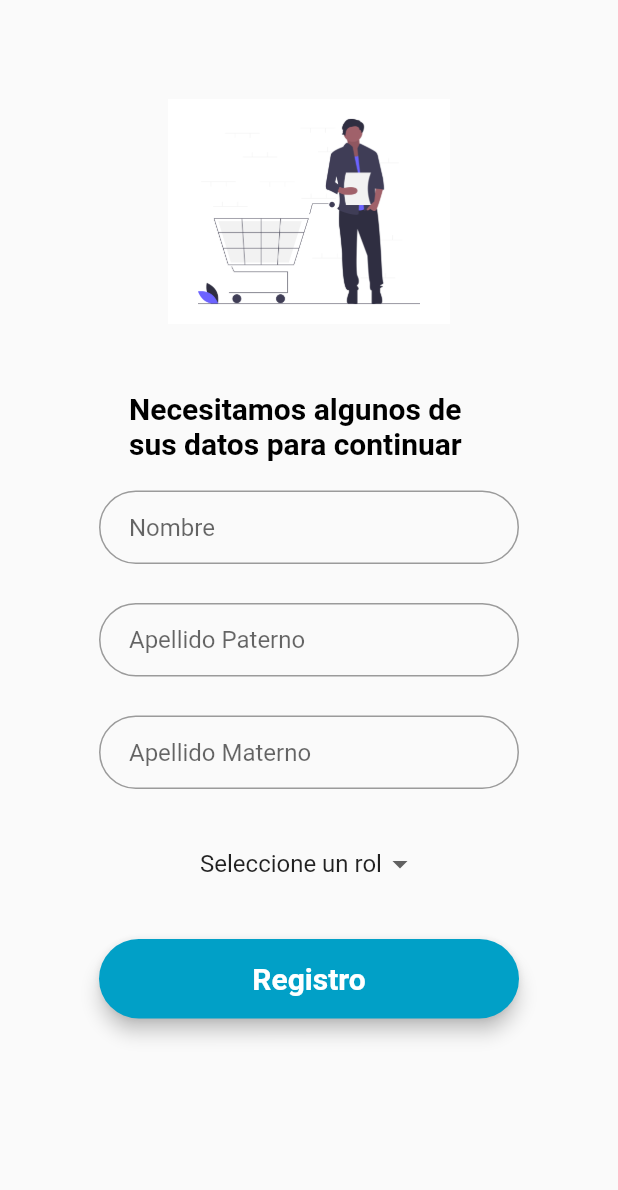
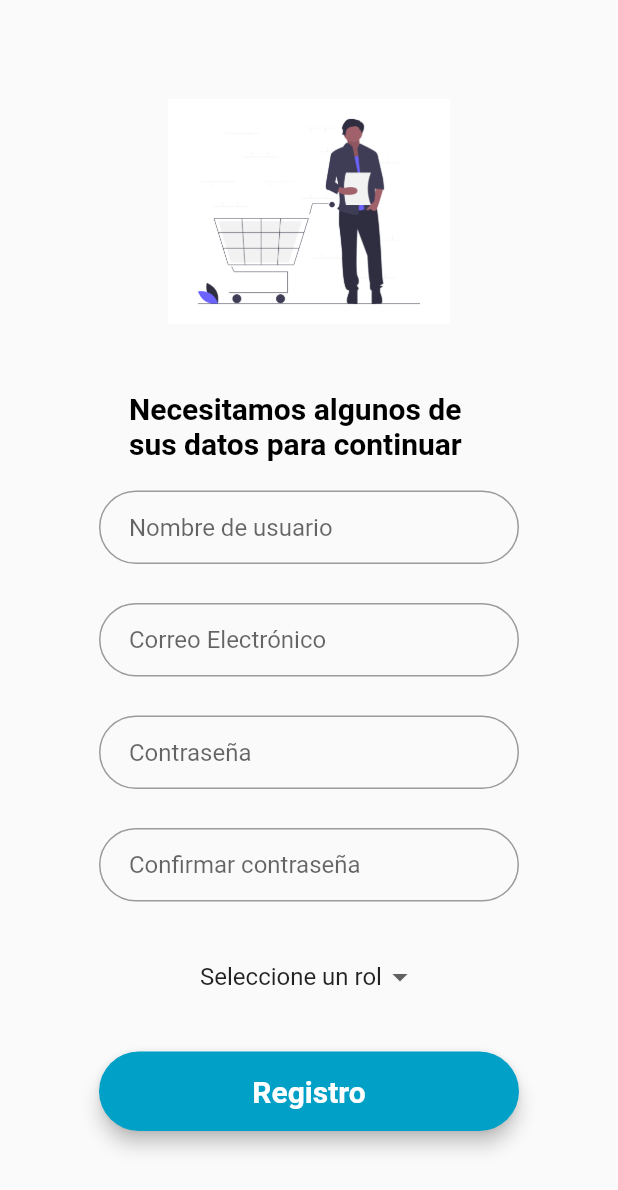
Before and after one commit to UEHG260899/PA-Evaluacion-1, a Flutter app: the screen it shows after launch, after a tap on "Registro", on a phone screen of 412 x 824 dp. Shown: the top 1190 px of the screen. Run offline on Flutter 3.47's test engine with Material 2 defaults, Android fonts, the phone set to English and light mode, and no system bars; our stand-ins replace firebase_core, firebase_database; accounts and stored records are empty; Roboto replaces fonts that are missing (Montserrat).

Commit message:
agregado : modelo de usuario

```diff
--- a/lib/main.dart
+++ b/lib/main.dart
@@ -1,7 +1,10 @@
 import 'package:flutter/material.dart';
+import 'package:firebase_core/firebase_core.dart';
 
 import 'package:evaluacion_1/src/app.dart';
 
-void main() {
+void main() async {
+  WidgetsFlutterBinding.ensureInitialized();
+  await Firebase.initializeApp();
   runApp(MyApp());
 }
--- /dev/null
+++ b/lib/src/auth/models/Usuario.dart
@@ -0,0 +1,27 @@
+import 'package:firebase_database/firebase_database.dart';
+
+class Usuario {
+
+  String? id;
+  String? user;
+  String? email;
+
+  Usuario(this.id, this.user, this.email);
+
+  Usuario.map(dynamic obj){
+    this.id = obj['id'];
+    this.user = obj['user'];
+    this.email = obj['email'];
+  }
+
+  String get getId => id!;
+  String get getUser => user!;
+  String get getEmail => email!;
+
+  Usuario.fromSnapshot(DataSnapshot snapShot){
+    id = snapShot.key;
+    user = snapShot.value['user'];
+    email = snapShot.value['email'];
+  }
+
+}
--- a/lib/src/auth/views/registro_view.dart
+++ b/lib/src/auth/views/registro_view.dart
@@ -10,8 +10,26 @@ class RegistroView extends StatefulWidget {
 }
 
 class _RegistroViewState extends State<RegistroView> {
+
   TextStyle style = TextStyle(fontFamily: 'Montserrat', fontSize: 20.0);
   String dropDownRole = "Seleccione un rol";
+
+  //Controllers
+  TextEditingController? emailController;
+  TextEditingController? userController;
+  TextEditingController? passController;
+  TextEditingController? confPassController;
+
+  @override
+  void initState() {
+    // TODO: implement initState
+    super.initState();
+    emailController = new TextEditingController();
+    userController = new TextEditingController();
+    passController = new TextEditingController();
+    confPassController = new TextEditingController();
+  }
+
 
   @override
   Widget build(BuildContext context) {
@@ -47,15 +65,17 @@ class _RegistroViewState extends State<RegistroView> {
                       ),
                     ),
                   ),
-                  nombreField(),
+                  userField(),
                   SizedBox(height: 26.0,),
-                  apPatField(),
+                  emailField(),
                   SizedBox(height: 26.0,),
-                  apMatField(),
+                  passField(),
+                  SizedBox(height: 26.0,),
+                  confPassField(),
                   SizedBox(height: 26.0,),
                   roleSelect(),
                   SizedBox(height: 26.0,),
-                  registroBtn(context),
+                  registroBtn(),
                 ],
               ),
             ),
@@ -65,37 +85,51 @@ class _RegistroViewState extends State<RegistroView> {
     );
   }
 
-  Widget nombreField() {
+  Widget userField(){
     return TextField(
-      obscureText: true,
-      keyboardType: TextInputType.emailAddress,
+      controller: userController,
+      keyboardType: TextInputType.text,
       decoration: InputDecoration(
           contentPadding: EdgeInsets.fromLTRB(20.0, 15.0, 20.0, 15.0),
-          hintText: 'Nombre',
+          hintText: 'Nombre de usuario',
           border:
               OutlineInputBorder(borderRadius: BorderRadius.circular(32.0))),
     );
   }
 
-  Widget apPatField(){
-  return TextField(
-    obscureText: true,
+  Widget emailField() {
+    return TextField(
+      controller: emailController,
       keyboardType: TextInputType.emailAddress,
       decoration: InputDecoration(
           contentPadding: EdgeInsets.fromLTRB(20.0, 15.0, 20.0, 15.0),
-          hintText: 'Apellido Paterno',
+          hintText: 'Correo Electrónico',
+          border:
+              OutlineInputBorder(borderRadius: BorderRadius.circular(32.0))),
+    );
+  }
+
+  Widget passField(){
+  return TextField(
+    controller: passController,
+    obscureText: true,
+      keyboardType: TextInputType.text,
+      decoration: InputDecoration(
+          contentPadding: EdgeInsets.fromLTRB(20.0, 15.0, 20.0, 15.0),
+          hintText: 'Contraseña',
           border:
               OutlineInputBorder(borderRadius: BorderRadius.circular(32.0))),
   );
 }
 
-  Widget apMatField(){
+  Widget confPassField(){
   return TextField(
-    obscureText: true,
-      keyboardType: TextInputType.emailAddress,
+    controller: confPassController,
+      obscureText: true,
+      keyboardType: TextInputType.text,
       decoration: InputDecoration(
           contentPadding: EdgeInsets.fromLTRB(20.0, 15.0, 20.0, 15.0),
-          hintText: 'Apellido Materno',
+          hintText: 'Confirmar contraseña',
           border:
               OutlineInputBorder(borderRadius: BorderRadius.circular(32.0))),
   );
@@ -125,7 +159,7 @@ class _RegistroViewState extends State<RegistroView> {
     );
   }
 
-  Widget registroBtn(BuildContext context) {
+  Widget registroBtn() {
     return Material(
       elevation: 5.0,
       borderRadius: BorderRadius.circular(30.0),
@@ -133,9 +167,7 @@ class _RegistroViewState extends State<RegistroView> {
       child: MaterialButton(
         minWidth: MediaQuery.of(context).size.width,
         padding: EdgeInsets.fromLTRB(20.0, 15.0, 20.0, 15.0),
-        onPressed: () {
-          Navigator.of(context).push(MaterialPageRoute(builder: (context) => RegistroView()));
-        },
+        onPressed: () => registrar(),
         child: Text("Registro",
             textAlign: TextAlign.center,
             style: style.copyWith(
@@ -143,4 +175,21 @@ class _RegistroViewState extends State<RegistroView> {
       ),
     );
   }
+
+
+  //Metodos aparte
+
+  registrar(){
+    //bool result = validaciones();
+    print('Hola');
+  }
+
+  bool validaciones(){
+    if(emailController!.text.isEmpty || passController!.text.isEmpty
+        || dropDownRole == 'Seleccione un rol'){
+          return false;
+    }
+
+    return true;
+  }
 }
--- a/pubspec.yaml
+++ b/pubspec.yaml
@@ -28,6 +28,12 @@ dependencies:
   # The following adds the Cupertino Icons font to your application.
   # Use with the CupertinoIcons class for iOS style icons.
   cupertino_icons: ^1.0.2
+  image_picker: ^0.8.4
+  date_format: ^2.0.4
+  firebase_core: ^1.6.0
+  firebase_database: ^7.2.1
+  firebase_storage: ^8.0.0
+  firebase_auth: ^3.1.0
 
 dev_dependencies:
   flutter_test:
```
Also changed, not shown: pubspec.lock.
